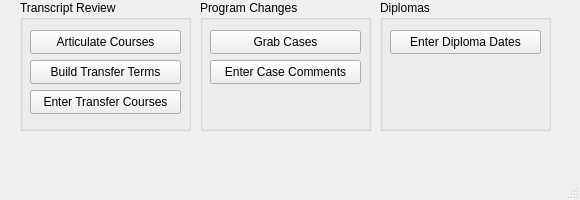
First picture: the form in mainwindow.ui, repository at91322/dteassistant, before the edit.
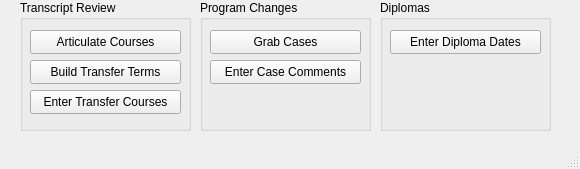
Second picture: the form after the edit.

Commit message: add baby version of status bar indicator for excel open/not-open

Diff of the .ui file:
```diff
--- a/mainwindow.ui
+++ b/mainwindow.ui
@@ -7,19 +7,19 @@
     <x>0</x>
     <y>0</y>
     <width>580</width>
-    <height>200</height>
+    <height>169</height>
    </rect>
   </property>
   <property name="minimumSize">
    <size>
     <width>580</width>
-    <height>200</height>
+    <height>169</height>
    </size>
   </property>
   <property name="maximumSize">
    <size>
     <width>580</width>
-    <height>200</height>
+    <height>169</height>
    </size>
   </property>
   <property name="windowTitle">
```
The commit also changes 2 other files.
